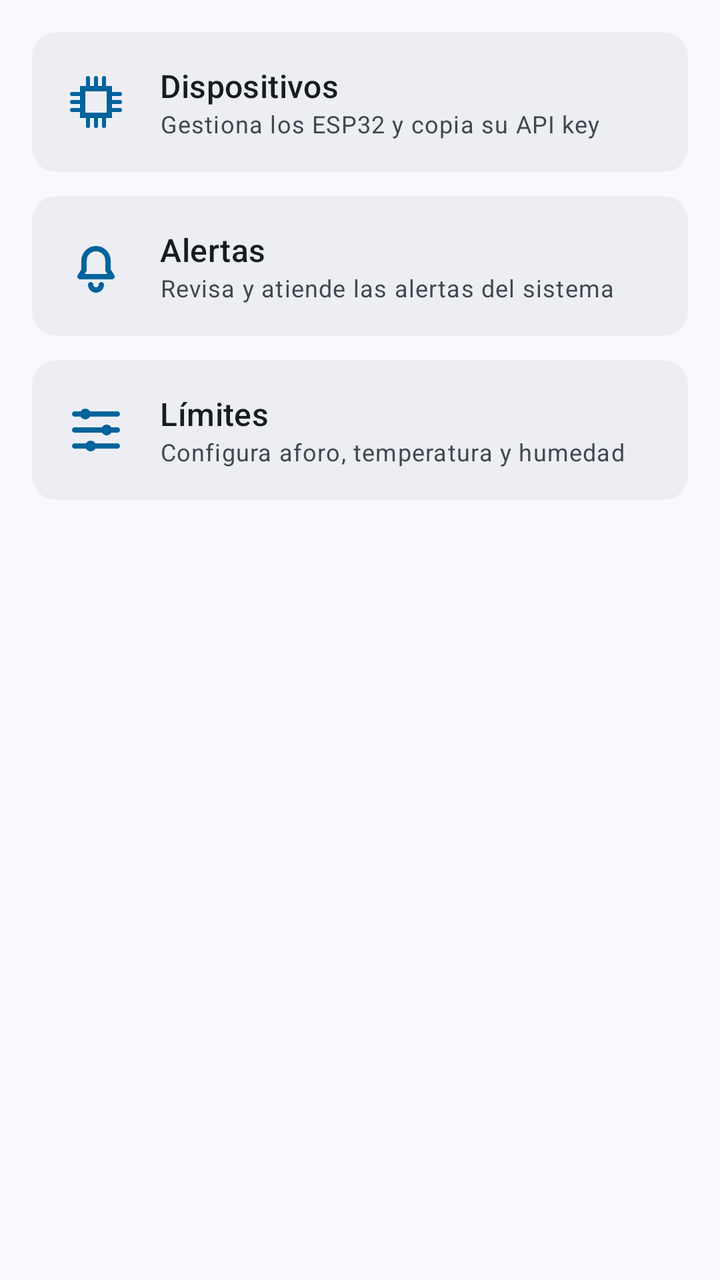
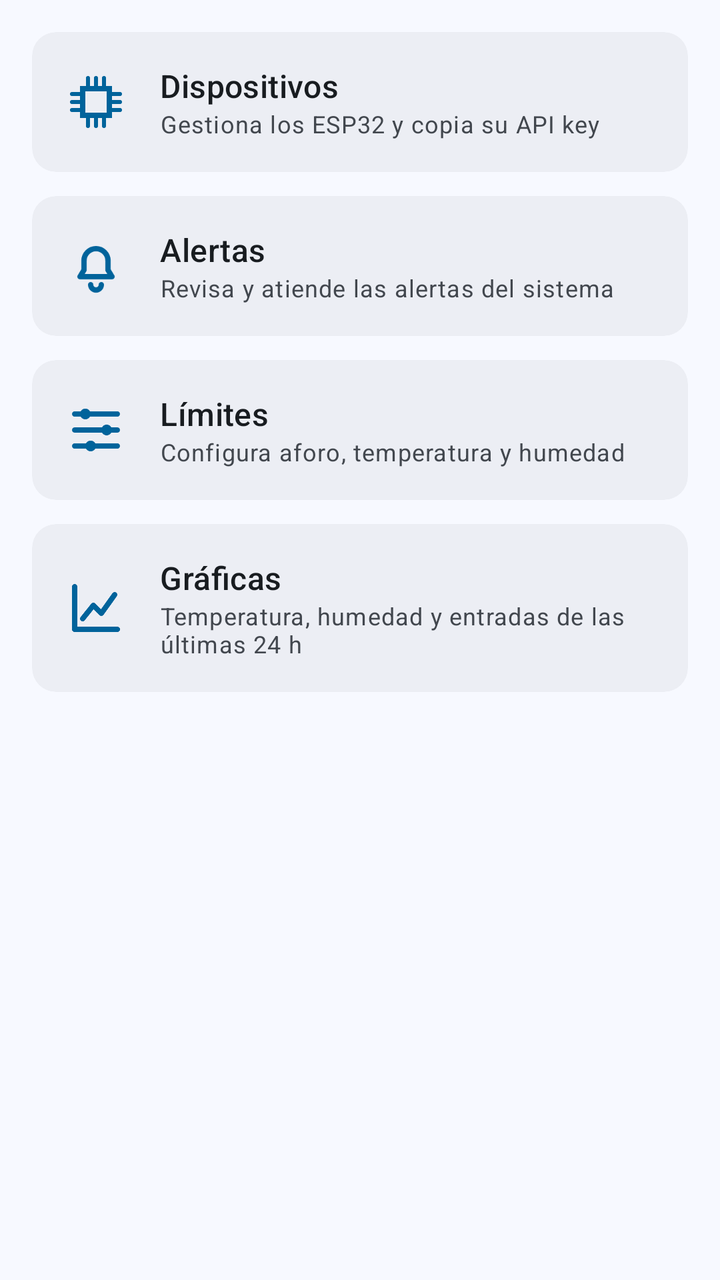

Screens rendered from an Android XML layout before and after an edit, with the pre-edit source and the edit as a unified diff.
<!-- AndroidManifest.xml: application theme Theme.AforoIoT -->
<!-- res/layout/fragment_mas.xml -->
<?xml version="1.0" encoding="utf-8"?>
<ScrollView xmlns:android="http://schemas.android.com/apk/res/android"
  xmlns:app="http://schemas.android.com/apk/res-auto"
  android:layout_width="match_parent"
  android:layout_height="match_parent"
  android:background="?attr/colorSurface"
  android:fillViewport="true">

  <LinearLayout
    android:layout_width="match_parent"
    android:layout_height="wrap_content"
    android:orientation="vertical"
    android:padding="16dp">

    <com.google.android.material.card.MaterialCardView
      android:id="@+id/cardDispositivos"
      style="@style/Widget.Material3.CardView.Filled"
      android:layout_width="match_parent"
      android:layout_height="wrap_content"
      android:clickable="true"
      android:focusable="true">

      <LinearLayout
        android:layout_width="match_parent"
        android:layout_height="wrap_content"
        android:gravity="center_vertical"
        android:orientation="horizontal"
        android:padding="16dp">

        <ImageView
          android:layout_width="32dp"
          android:layout_height="32dp"
          android:importantForAccessibility="no"
          android:src="@drawable/ic_memory"
          app:tint="?attr/colorPrimary" />

        <LinearLayout
          android:layout_width="0dp"
          android:layout_height="wrap_content"
          android:layout_marginStart="16dp"
          android:layout_weight="1"
          android:orientation="vertical">

          <TextView
            android:layout_width="match_parent"
            android:layout_height="wrap_content"
            android:text="@string/dispositivos"
            android:textAppearance="?attr/textAppearanceTitleMedium"
            android:textColor="?attr/colorOnSurface" />

          <TextView
            android:layout_width="match_parent"
            android:layout_height="wrap_content"
            android:text="@string/dispositivos_descripcion"
            android:textAppearance="?attr/textAppearanceBodySmall"
            android:textColor="?attr/colorOnSurfaceVariant" />

        </LinearLayout>
      </LinearLayout>
    </com.google.android.material.card.MaterialCardView>

    <com.google.android.material.card.MaterialCardView
      android:id="@+id/cardAlertas"
      style="@style/Widget.Material3.CardView.Filled"
      android:layout_width="match_parent"
      android:layout_height="wrap_content"
      android:layout_marginTop="12dp"
      android:clickable="true"
      android:focusable="true">

      <LinearLayout
        android:layout_width="match_parent"
        android:layout_height="wrap_content"
        android:gravity="center_vertical"
        android:orientation="horizontal"
        android:padding="16dp">

        <ImageView
          android:layout_width="32dp"
          android:layout_height="32dp"
          android:importantForAccessibility="no"
          android:src="@drawable/ic_notifications"
          app:tint="?attr/colorPrimary" />

        <LinearLayout
          android:layout_width="0dp"
          android:layout_height="wrap_content"
          android:layout_marginStart="16dp"
          android:layout_weight="1"
          android:orientation="vertical">

          <TextView
            android:layout_width="match_parent"
            android:layout_height="wrap_content"
            android:text="@string/alertas"
            android:textAppearance="?attr/textAppearanceTitleMedium"
            android:textColor="?attr/colorOnSurface" />

          <TextView
            android:layout_width="match_parent"
            android:layout_height="wrap_content"
            android:text="@string/alertas_descripcion"
            android:textAppearance="?attr/textAppearanceBodySmall"
            android:textColor="?attr/colorOnSurfaceVariant" />

        </LinearLayout>
      </LinearLayout>
    </com.google.android.material.card.MaterialCardView>

    <com.google.android.material.card.MaterialCardView
      android:id="@+id/cardLimites"
      style="@style/Widget.Material3.CardView.Filled"
      android:layout_width="match_parent"
      android:layout_height="wrap_content"
      android:layout_marginTop="12dp"
      android:clickable="true"
      android:focusable="true">

      <LinearLayout
        android:layout_width="match_parent"
        android:layout_height="wrap_content"
        android:gravity="center_vertical"
        android:orientation="horizontal"
        android:padding="16dp">

        <ImageView
          android:layout_width="32dp"
          android:layout_height="32dp"
          android:importantForAccessibility="no"
          android:src="@drawable/ic_tune"
          app:tint="?attr/colorPrimary" />

        <LinearLayout
          android:layout_width="0dp"
          android:layout_height="wrap_content"
          android:layout_marginStart="16dp"
          android:layout_weight="1"
          android:orientation="vertical">

          <TextView
            android:layout_width="match_parent"
            android:layout_height="wrap_content"
            android:text="@string/limites"
            android:textAppearance="?attr/textAppearanceTitleMedium"
            android:textColor="?attr/colorOnSurface" />

          <TextView
            android:layout_width="match_parent"
            android:layout_height="wrap_content"
            android:text="@string/limites_descripcion"
            android:textAppearance="?attr/textAppearanceBodySmall"
            android:textColor="?attr/colorOnSurfaceVariant" />

        </LinearLayout>
      </LinearLayout>
    </com.google.android.material.card.MaterialCardView>

  </LinearLayout>
</ScrollView>
<!-- resources referenced by this layout -->
<resources>
  <!-- drawable ic_memory (drawable) -->
  <?xml version="1.0" encoding="utf-8"?>
  <vector xmlns:android="http://schemas.android.com/apk/res/android"
    android:width="24dp"
    android:height="24dp"
    android:viewportWidth="24"
    android:viewportHeight="24">
  
    <path
      android:fillColor="#00000000"
      android:pathData="M7,7h10v10H7z"
      android:strokeColor="#FF000000"
      android:strokeWidth="2" />
    <path
      android:fillColor="#00000000"
      android:pathData="M9,3v4M12,3v4M15,3v4M9,17v4M12,17v4M15,17v4M3,9h4M3,12h4M3,15h4M17,9h4M17,12h4M17,15h4"
      android:strokeColor="#FF000000"
      android:strokeLineCap="round"
      android:strokeWidth="1.5" />
  </vector>
  <!-- drawable ic_notifications (drawable) -->
  <?xml version="1.0" encoding="utf-8"?>
  <vector xmlns:android="http://schemas.android.com/apk/res/android"
    android:width="24dp"
    android:height="24dp"
    android:viewportWidth="24"
    android:viewportHeight="24">
  
    <path
      android:fillColor="#00000000"
      android:pathData="M6,16h12l-1.5-2.5V10a4.5,4.5 0 0 0 -9,0v3.5L6,16zM10,19a2,2 0 0 0 4,0"
      android:strokeColor="#FF000000"
      android:strokeLineCap="round"
      android:strokeLineJoin="round"
      android:strokeWidth="2" />
  </vector>
  <!-- drawable ic_tune (drawable) -->
  <?xml version="1.0" encoding="utf-8"?>
  <vector xmlns:android="http://schemas.android.com/apk/res/android"
    android:width="24dp"
    android:height="24dp"
    android:viewportWidth="24"
    android:viewportHeight="24">
  
    <path
      android:fillColor="#00000000"
      android:pathData="M4,6h16M4,12h16M4,18h16"
      android:strokeColor="#FF000000"
      android:strokeLineCap="round"
      android:strokeWidth="2" />
    <path
      android:fillColor="#FF000000"
      android:pathData="M8,4a2,2 0 1 0 0,4a2,2 0 1 0 0,-4zM16,10a2,2 0 1 0 0,4a2,2 0 1 0 0,-4zM10,16a2,2 0 1 0 0,4a2,2 0 1 0 0,-4z" />
  </vector>
  <string name="alertas">Alertas</string>
  <string name="alertas_descripcion">Revisa y atiende las alertas del sistema</string>
  <string name="dispositivos">Dispositivos</string>
  <string name="dispositivos_descripcion">Gestiona los ESP32 y copia su API key</string>
  <string name="limites">Límites</string>
  <string name="limites_descripcion">Configura aforo, temperatura y humedad</string>
  <style name="Theme.AforoIoT" parent="Base.Theme.AforoIoT" />
  <color name="primary">#00639B</color>
  <color name="onPrimary">#FFFFFF</color>
  <color name="primaryContainer">#CEE5FF</color>
  <color name="onPrimaryContainer">#001D33</color>
  <color name="secondary">#51606F</color>
  <color name="onSecondary">#FFFFFF</color>
  <color name="secondaryContainer">#D5E4F7</color>
  <color name="onSecondaryContainer">#0E1D2A</color>
  <color name="tertiary">#68587A</color>
  <color name="onTertiary">#FFFFFF</color>
  <color name="tertiaryContainer">#EEDBFF</color>
  <color name="onTertiaryContainer">#231533</color>
  <color name="error">#BA1A1A</color>
  <color name="onError">#FFFFFF</color>
  <color name="errorContainer">#FFDAD6</color>
  <color name="onErrorContainer">#410002</color>
  <color name="surface">#F7F9FF</color>
  <color name="onSurface">#181C20</color>
  <color name="surfaceContainer">#ECEEF4</color>
  <color name="onSurfaceVariant">#42474E</color>
  <color name="outline">#72777F</color>
  <!-- unchanged entries left out for length: 1 -->
</resources>

<!-- the commit's change to res/layout/fragment_mas.xml (unified diff, before → after) -->
@@ -155,5 +155,53 @@
       </LinearLayout>
     </com.google.android.material.card.MaterialCardView>
 
+    <com.google.android.material.card.MaterialCardView
+      android:id="@+id/cardGraficas"
+      style="@style/Widget.Material3.CardView.Filled"
+      android:layout_width="match_parent"
+      android:layout_height="wrap_content"
+      android:layout_marginTop="12dp"
+      android:clickable="true"
+      android:focusable="true">
+
+      <LinearLayout
+        android:layout_width="match_parent"
+        android:layout_height="wrap_content"
+        android:gravity="center_vertical"
+        android:orientation="horizontal"
+        android:padding="16dp">
+
+        <ImageView
+          android:layout_width="32dp"
+          android:layout_height="32dp"
+          android:importantForAccessibility="no"
+          android:src="@drawable/ic_show_chart"
+          app:tint="?attr/colorPrimary" />
+
+        <LinearLayout
+          android:layout_width="0dp"
+          android:layout_height="wrap_content"
+          android:layout_marginStart="16dp"
+          android:layout_weight="1"
+          android:orientation="vertical">
+
+          <TextView
+            android:layout_width="match_parent"
+            android:layout_height="wrap_content"
+            android:text="@string/graficas"
+            android:textAppearance="?attr/textAppearanceTitleMedium"
+            android:textColor="?attr/colorOnSurface" />
+
+          <TextView
+            android:layout_width="match_parent"
+            android:layout_height="wrap_content"
+            android:text="@string/graficas_descripcion"
+            android:textAppearance="?attr/textAppearanceBodySmall"
+            android:textColor="?attr/colorOnSurfaceVariant" />
+
+        </LinearLayout>
+      </LinearLayout>
+    </com.google.android.material.card.MaterialCardView>
+
   </LinearLayout>
 </ScrollView>
<!-- resource entries referenced after the edit -->
@@ -36,6 +36,22 @@
       android:strokeLineJoin="round"
       android:strokeWidth="2" />
   </vector>
+  <!-- drawable ic_show_chart (drawable) -->
+  <?xml version="1.0" encoding="utf-8"?>
+  <vector xmlns:android="http://schemas.android.com/apk/res/android"
+    android:width="24dp"
+    android:height="24dp"
+    android:viewportWidth="24"
+    android:viewportHeight="24">
+  
+    <path
+      android:fillColor="#00000000"
+      android:pathData="M4,20V4M4,20H20M7,16l4,-5l3,3l5,-7"
+      android:strokeColor="#FF000000"
+      android:strokeLineCap="round"
+      android:strokeLineJoin="round"
+      android:strokeWidth="2" />
+  </vector>
   <!-- drawable ic_tune (drawable) -->
   <?xml version="1.0" encoding="utf-8"?>
   <vector xmlns:android="http://schemas.android.com/apk/res/android"
@@ -58,6 +74,8 @@
   <string name="alertas_descripcion">Revisa y atiende las alertas del sistema</string>
   <string name="dispositivos">Dispositivos</string>
   <string name="dispositivos_descripcion">Gestiona los ESP32 y copia su API key</string>
+  <string name="graficas">Gráficas</string>
+  <string name="graficas_descripcion">Temperatura, humedad y entradas de las últimas 24 h</string>
   <string name="limites">Límites</string>
   <string name="limites_descripcion">Configura aforo, temperatura y humedad</string>
   <style name="Theme.AforoIoT" parent="Base.Theme.AforoIoT" />
